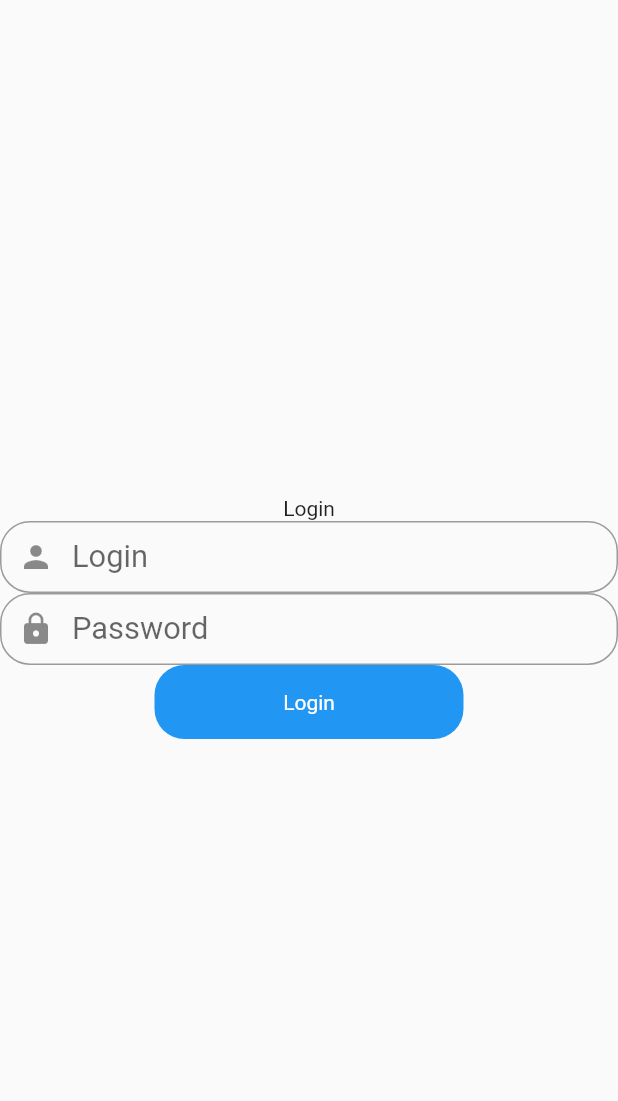
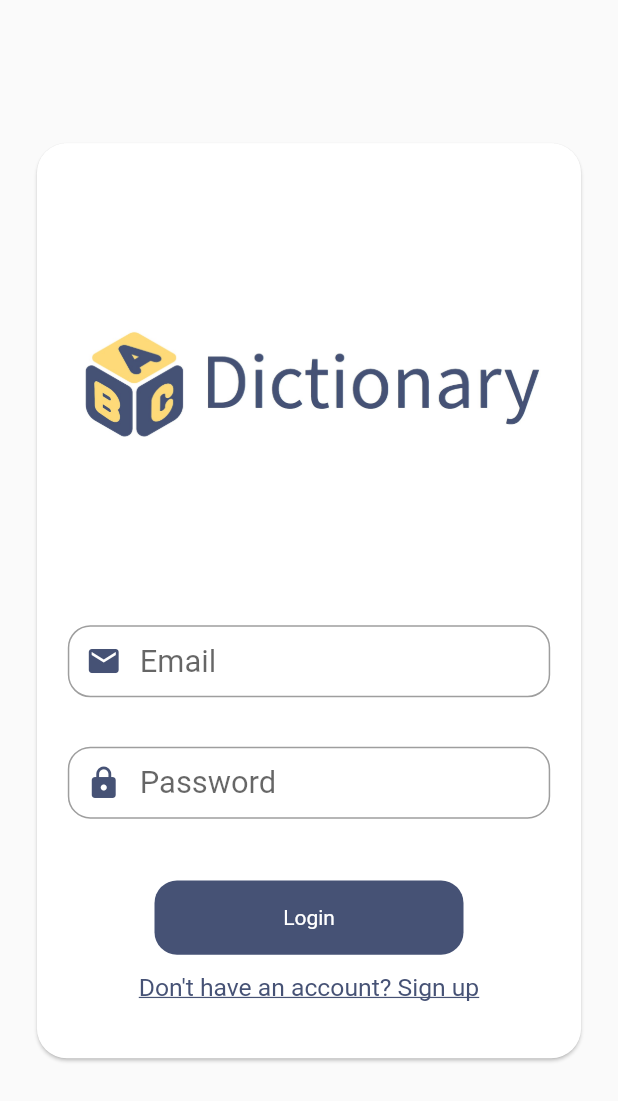
Before and after one commit to jpDEVsekiro/Dictionary, a Flutter app: the screen it shows after launch, on a phone screen of 412 x 824 dp. Shown: the top 1101 px of the screen. Run offline on Flutter 3.47's test engine with Material 2 defaults, Android fonts, the light colour scheme and no system bars; our stand-ins replace cloud_firestore, convex_bottom_bar, dio, firebase_auth, firebase_core, flutter_tts and 2 more; accounts and stored records are empty.

Commit message:
Logo and login page design

```diff
--- a/lib/main.dart
+++ b/lib/main.dart
@@ -3,10 +3,14 @@ import 'package:dictionary/src/domain/repositories/i_data_base_repository.dart';
 import 'package:dictionary/src/infra/repositories/fire_base_repository.dart';
 import 'package:dictionary/src/ui/pages/login/login.dart';
 import 'package:flutter/material.dart';
+import 'package:flutter/services.dart';
 import 'package:get/get.dart';
 
 void main() async {
   WidgetsFlutterBinding.ensureInitialized();
+  await SystemChrome.setPreferredOrientations([
+    DeviceOrientation.portraitUp,
+  ]);
   Get.lazyPut<IDataBaseRepository>(() => FireBaseRepository());
   await Get.find<IDataBaseRepository>().init();
   runApp(GetMaterialApp(
--- /dev/null
+++ b/lib/src/application/bindings/create_account_binding.dart
@@ -0,0 +1,9 @@
+import 'package:dictionary/src/application/controllers/create_account_controller.dart';
+import 'package:get/get.dart';
+
+class CreateAccountBinding extends Bindings {
+  @override
+  void dependencies() {
+    Get.put(CreateAccountController());
+  }
+}
--- a/lib/src/application/controllers/login_controller.dart
+++ b/lib/src/application/controllers/login_controller.dart
@@ -1,5 +1,7 @@
+import 'package:dictionary/src/application/bindings/create_account_binding.dart';
 import 'package:dictionary/src/application/bindings/home_binding.dart';
 import 'package:dictionary/src/domain/repositories/i_data_base_repository.dart';
+import 'package:dictionary/src/ui/pages/create_account/create_account.dart';
 import 'package:dictionary/src/ui/pages/home/home.dart';
 import 'package:flutter/material.dart';
 import 'package:get/get.dart';
@@ -20,4 +22,8 @@ class LoginController extends GetxController {
           icon: const Icon(Icons.error), snackPosition: SnackPosition.BOTTOM);
     }
   }
+
+  void goToRegister() {
+    Get.to(() => const CreateAccount(), binding: CreateAccountBinding());
+  }
 }
--- a/lib/src/domain/repositories/i_data_base_repository.dart
+++ b/lib/src/domain/repositories/i_data_base_repository.dart
@@ -6,4 +6,5 @@ abstract class IDataBaseRepository {
   Future<dynamic> addHistoryWord(String word);
   Future<dynamic> listenHistoryFavoriteWords(
       Function(List<String> favoritesWord, List<String> historyWord) onChanged);
+  Future<dynamic> createAccount(String email, String password);
 }
--- a/lib/src/ui/pages/home/home.dart
+++ b/lib/src/ui/pages/home/home.dart
@@ -13,7 +13,7 @@ class Home extends GetView<HomeController> {
   Widget build(BuildContext context) {
     return ScaffoldDictionary(
       bottomNavigationBar: ConvexAppBar(
-        backgroundColor: Colors.blue,
+        backgroundColor: const Color(0xFF465275),
         style: TabStyle.react,
         activeColor: Colors.white,
         onTap: (int tabNum) => controller.changeWords(tabNum),
@@ -49,8 +49,8 @@ class Home extends GetView<HomeController> {
                     ),
                     focusedBorder: OutlineInputBorder(
                       borderRadius: BorderRadius.circular(20.0),
-                      borderSide:
-                          const BorderSide(color: Colors.blue, width: 0.8),
+                      borderSide: const BorderSide(
+                          color: Color(0xFF465275), width: 0.8),
                     )),
               ),
             ),
--- a/lib/src/ui/pages/login/login.dart
+++ b/lib/src/ui/pages/login/login.dart
@@ -9,54 +9,87 @@ class Login extends GetView<LoginController> {
   @override
   Widget build(BuildContext context) {
     return ScaffoldDictionary(
-      body: Center(
+      body: SingleChildScrollView(
+        child: Padding(
+          padding: EdgeInsets.only(
+              top: Get.height * 0.111,
+              left: Get.width * 0.05,
+              right: Get.width * 0.05),
+          child: SizedBox(
+            width: Get.width * 0.9,
+            height: Get.height * 0.75,
+            child: Card(
+              shape: RoundedRectangleBorder(
+                borderRadius: BorderRadius.circular(20.0),
+              ),
+              child: Padding(
+                padding: EdgeInsets.symmetric(horizontal: Get.width * 0.05),
                 child: Column(
-          mainAxisAlignment: MainAxisAlignment.center,
+                  mainAxisAlignment: MainAxisAlignment.start,
                   crossAxisAlignment: CrossAxisAlignment.center,
                   children: [
-            Text('Login'),
-            TextField(
+                    Image.asset(
+                      'assets/images/Dictionary.jpg',
+                      width: Get.width * 0.75,
+                      height: Get.height * 0.39,
+                    ),
+                    Padding(
+                      padding: EdgeInsets.only(top: Get.height * 0.0),
+                      child: TextField(
                           style: TextStyle(fontSize: Get.width * 0.05),
                           controller: controller.loginController,
+                          cursorColor: const Color(0xFF465275),
                           decoration: InputDecoration(
                               alignLabelWithHint: true,
-                    contentPadding:
-                        EdgeInsets.symmetric(horizontal: Get.width * 0.02),
-                    hintText: 'Login',
-                    prefixIcon: const Icon(Icons.person),
+                              contentPadding: EdgeInsets.symmetric(
+                                  horizontal: Get.width * 0.02),
+                              hintText: 'Email',
+                              prefixIcon: const Icon(Icons.email,
+                                  color: Color(0xFF465275)),
                               border: OutlineInputBorder(
-                      borderRadius: BorderRadius.circular(20.0),
+                                borderRadius: BorderRadius.circular(15.0),
                               ),
                               focusedBorder: OutlineInputBorder(
-                      borderRadius: BorderRadius.circular(20.0),
-                      borderSide:
-                          const BorderSide(color: Colors.blue, width: 0.8),
+                                borderRadius: BorderRadius.circular(15.0),
+                                borderSide: const BorderSide(
+                                    color: Color(0xFF465275), width: 0.8),
                               ))),
-            TextField(
+                    ),
+                    Padding(
+                      padding: EdgeInsets.only(top: Get.height * 0.04),
+                      child: TextField(
                           style: TextStyle(fontSize: Get.width * 0.05),
+                          obscureText: true,
                           controller: controller.passwordController,
+                          cursorColor: const Color(0xFF465275),
                           decoration: InputDecoration(
                               alignLabelWithHint: true,
-                    contentPadding:
-                        EdgeInsets.symmetric(horizontal: Get.width * 0.02),
+                              contentPadding: EdgeInsets.symmetric(
+                                  horizontal: Get.width * 0.02),
                               hintText: 'Password',
-                    prefixIcon: const Icon(Icons.lock),
+                              prefixIcon: const Icon(Icons.lock,
+                                  color: Color(0xFF465275)),
+                              focusColor: const Color(0xFF465275),
                               border: OutlineInputBorder(
-                      borderRadius: BorderRadius.circular(20.0),
+                                borderRadius: BorderRadius.circular(15.0),
                               ),
                               focusedBorder: OutlineInputBorder(
-                      borderRadius: BorderRadius.circular(20.0),
-                      borderSide:
-                          const BorderSide(color: Colors.blue, width: 0.8),
+                                borderRadius: BorderRadius.circular(15.0),
+                                borderSide: const BorderSide(
+                                    color: Color(0xFF465275), width: 0.8),
                               ))),
-            InkWell(
+                    ),
+                    Padding(
+                      padding: EdgeInsets.only(
+                          top: Get.height * 0.05, bottom: Get.height * 0.015),
+                      child: InkWell(
                         onTap: () => controller.login(),
                         child: Container(
                           width: Get.width * 0.5,
                           height: Get.height * 0.06,
                           decoration: BoxDecoration(
-                  borderRadius: BorderRadius.circular(20.0),
-                  color: Colors.blue,
+                            borderRadius: BorderRadius.circular(15.0),
+                            color: const Color(0xFF465275),
                           ),
                           child: const Center(
                             child: Text(
@@ -65,8 +98,21 @@ class Login extends GetView<LoginController> {
                             ),
                           ),
                         ),
+                      ),
+                    ),
+                    InkWell(
+                      onTap: () => controller.goToRegister(),
+                      child: Text('Don\'t have an account? Sign up',
+                          style: TextStyle(
+                              color: const Color(0xFF465275),
+                              fontSize: Get.height * 0.02,
+                              decoration: TextDecoration.underline)),
                     )
                   ],
+                ),
+              ),
+            ),
+          ),
         ),
       ),
     );
--- a/pubspec.yaml
+++ b/pubspec.yaml
@@ -70,6 +70,7 @@ flutter:
   # To add assets to your application, add an assets section, like this:
   assets:
     - assets/json/
+    - assets/images/
 
   # An image asset can refer to one or more resolution-specific "variants", see
   # https://flutter.dev/assets-and-images/#resolution-aware
```
Also changed, not shown: lib/src/application/controllers/create_account_controller.dart (added, +18 -0 lines), lib/src/infra/repositories/fire_base_repository.dart (+22 -0 lines), lib/src/ui/pages/create_account/create_account.dart (added, +72 -0 lines), assets/images/Dictionary.jpg (added), 5 other files. Lines whose indentation alone changed are shown as unchanged.
